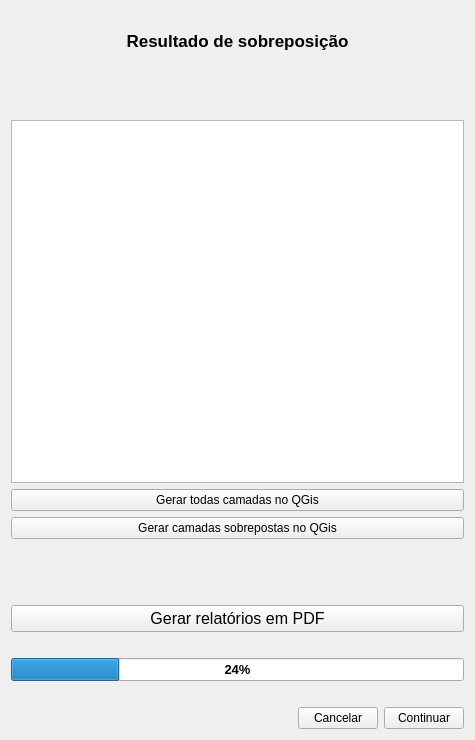
Old version of the form screens/result_window.ui in the repository spuhub/prisma.
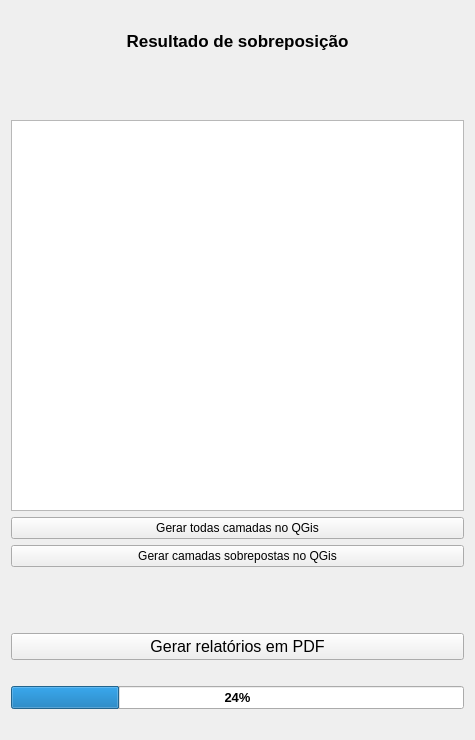
New version of the form.

Commit message: Correção bug tela resultados (bd), alteração compile.bat

The edit to the form file:
```diff
--- a/screens/result_window.ui
+++ b/screens/result_window.ui
@@ -216,37 +216,6 @@
      </item>
     </layout>
    </item>
-   <item>
-    <layout class="QHBoxLayout" name="horizontalLayout_5">
-     <item>
-      <spacer name="horizontalSpacer_4">
-       <property name="orientation">
-        <enum>Qt::Horizontal</enum>
-       </property>
-       <property name="sizeHint" stdset="0">
-        <size>
-         <width>40</width>
-         <height>20</height>
-        </size>
-       </property>
-      </spacer>
-     </item>
-     <item>
-      <widget class="QPushButton" name="btn_cancel">
-       <property name="text">
-        <string>Cancelar</string>
-       </property>
-      </widget>
-     </item>
-     <item>
-      <widget class="QPushButton" name="btn_continuar">
-       <property name="text">
-        <string>Continuar</string>
-       </property>
-      </widget>
-     </item>
-    </layout>
-   </item>
   </layout>
  </widget>
  <resources/>
```
The commit also changes 4 other files.
